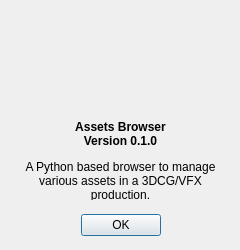
This is ui/about.ui in hueyyeng/AssetsBrowser as Qt 5 draws it before an edit. The edited form follows.
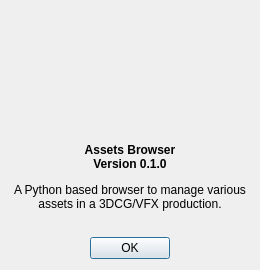
This is the edited form. Icons and pictures are not drawn.

Patch:
```diff
--- a/ui/about.ui
+++ b/ui/about.ui
@@ -6,72 +6,28 @@
    <rect>
     <x>0</x>
     <y>0</y>
-    <width>240</width>
-    <height>250</height>
+    <width>260</width>
+    <height>270</height>
    </rect>
   </property>
   <property name="minimumSize">
    <size>
-    <width>240</width>
-    <height>250</height>
+    <width>260</width>
+    <height>270</height>
    </size>
   </property>
   <property name="maximumSize">
    <size>
-    <width>240</width>
-    <height>250</height>
+    <width>260</width>
+    <height>270</height>
    </size>
   </property>
   <property name="windowTitle">
    <string>About</string>
   </property>
-  <widget class="QDialogButtonBox" name="buttonBox">
-   <property name="geometry">
-    <rect>
-     <x>10</x>
-     <y>210</y>
-     <width>221</width>
-     <height>30</height>
-    </rect>
-   </property>
-   <property name="orientation">
-    <enum>Qt::Horizontal</enum>
-   </property>
-   <property name="standardButtons">
-    <set>QDialogButtonBox::Ok</set>
-   </property>
-   <property name="centerButtons">
-    <bool>true</bool>
-   </property>
-  </widget>
-  <widget class="QLabel" name="labelAbout">
-   <property name="geometry">
-    <rect>
-     <x>10</x>
-     <y>120</y>
-     <width>221</width>
-     <height>80</height>
-    </rect>
-   </property>
-   <property name="text">
-    <string>&lt;html&gt;&lt;head/&gt;&lt;body&gt;&lt;p&gt;&lt;span style=&quot; font-weight:600;&quot;&gt;Assets Browser&lt;br/&gt;Version 0.1.0&lt;/span&gt;&lt;/p&gt;&lt;p&gt;A Python based browser to manage various assets in a 3DCG/VFX production.&lt;/p&gt;&lt;/body&gt;&lt;/html&gt;</string>
-   </property>
-   <property name="alignment">
-    <set>Qt::AlignCenter</set>
-   </property>
-   <property name="wordWrap">
-    <bool>true</bool>
-   </property>
-  </widget>
+  <layout class="QVBoxLayout" name="verticalLayout">
+   <item>
   <widget class="QLabel" name="labelGraphic">
-   <property name="geometry">
-    <rect>
-     <x>25</x>
-     <y>20</y>
-     <width>192</width>
-     <height>96</height>
-    </rect>
-   </property>
    <property name="text">
     <string/>
    </property>
@@ -81,10 +37,38 @@
    <property name="pixmap">
     <pixmap>../icons/about.png</pixmap>
    </property>
-   <property name="scaledContents">
-    <bool>false</bool>
-   </property>
-  </widget>
+     <property name="alignment">
+      <set>Qt::AlignCenter</set>
+     </property>
+    </widget>
+   </item>
+   <item>
+    <widget class="QLabel" name="labelAbout">
+     <property name="text">
+      <string>&lt;html&gt;&lt;head/&gt;&lt;body&gt;&lt;p&gt;&lt;span style=&quot; font-weight:600;&quot;&gt;Assets Browser&lt;br/&gt;Version 0.1.0&lt;/span&gt;&lt;/p&gt;&lt;p&gt;A Python based browser to manage various assets in a 3DCG/VFX production.&lt;/p&gt;&lt;/body&gt;&lt;/html&gt;</string>
+     </property>
+     <property name="alignment">
+      <set>Qt::AlignCenter</set>
+     </property>
+     <property name="wordWrap">
+      <bool>true</bool>
+     </property>
+    </widget>
+   </item>
+   <item>
+    <widget class="QDialogButtonBox" name="buttonBox">
+     <property name="orientation">
+      <enum>Qt::Horizontal</enum>
+     </property>
+     <property name="standardButtons">
+      <set>QDialogButtonBox::Ok</set>
+     </property>
+     <property name="centerButtons">
+      <bool>true</bool>
+     </property>
+    </widget>
+   </item>
+  </layout>
  </widget>
  <resources/>
  <connections/>
```
Left out of the diff: 3 changed lines with no effect on the pictures. Lines whose indentation alone changed are shown as unchanged.
